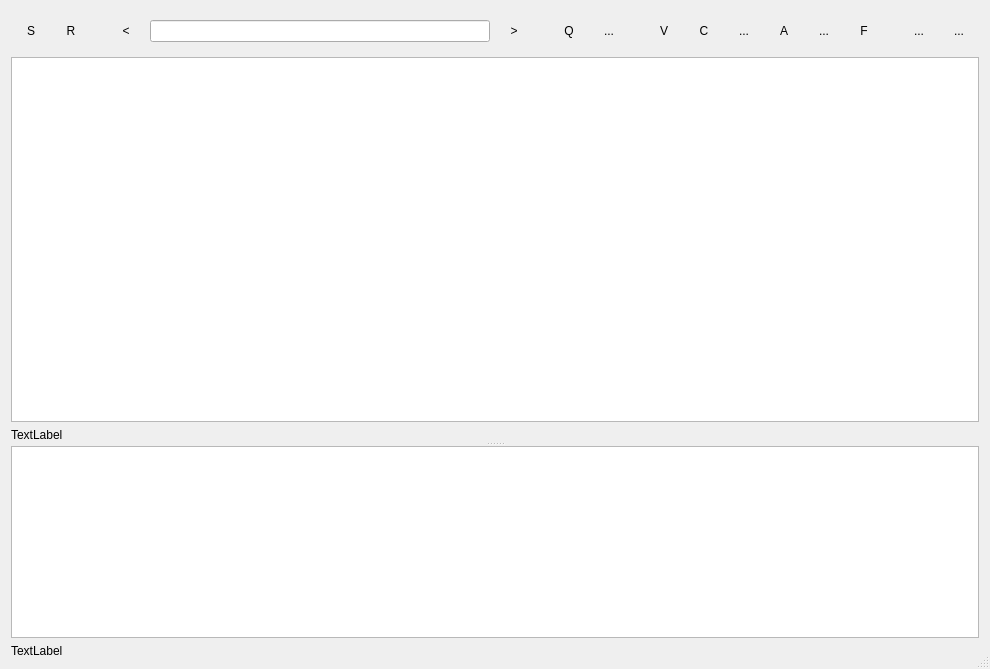
frispete/mp3diags, file mp3diags/src/TagEditor.ui: the form before one commit.
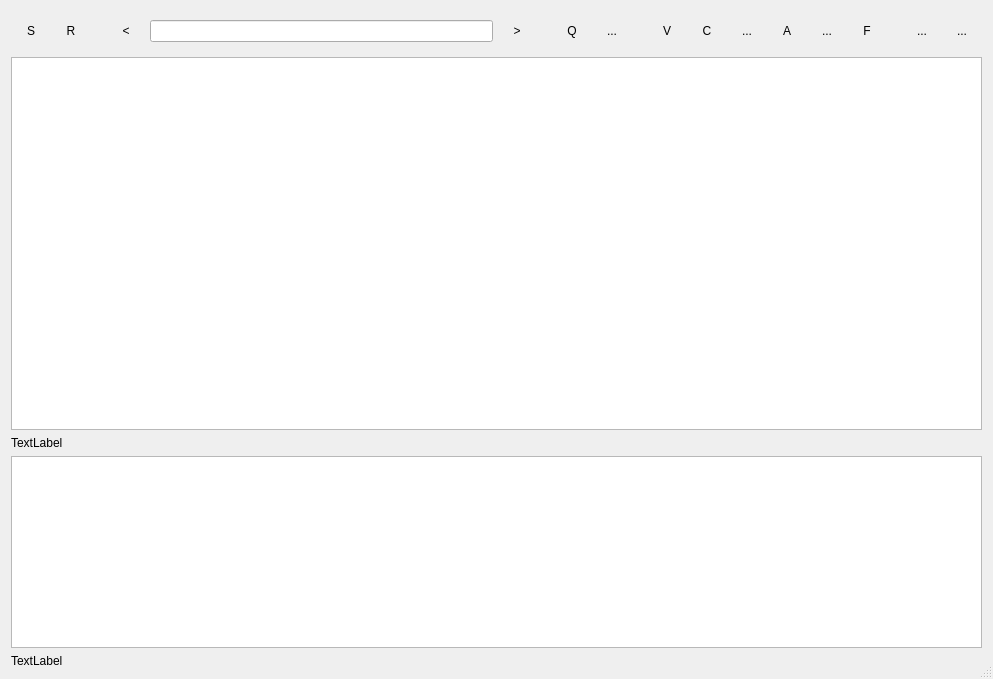
The form after the commit. Icons and pictures are not drawn.

Commit message: 30.09.2009 - 0.99.06.040 - "Various Artists" support - all pictures are shown and can be viewed in full size in "Tag details" - all pictures from a file are shown in the tag editor - patterns in the tag editor may now be disabled - better handling of text frames containing null characters - auto-size for the tag editor's "current file" area - better column widths in the tag editor - improved HTA for Windows build

The edit to the form file:
```diff
--- a/mp3diags/src/TagEditor.ui
+++ b/mp3diags/src/TagEditor.ui
@@ -5,8 +5,8 @@
    <rect>
     <x>0</x>
     <y>0</y>
-    <width>990</width>
-    <height>669</height>
+    <width>993</width>
+    <height>679</height>
    </rect>
   </property>
   <property name="windowTitle" >
@@ -671,52 +671,6 @@
     </widget>
    </item>
    <item>
-    <widget class="QWidget" native="1" name="widget" >
-     <layout class="QHBoxLayout" >
-      <property name="leftMargin" >
-       <number>0</number>
-      </property>
-      <property name="topMargin" >
-       <number>0</number>
-      </property>
-      <property name="rightMargin" >
-       <number>0</number>
-      </property>
-      <property name="bottomMargin" >
-       <number>0</number>
-      </property>
-      <item>
-       <widget class="QWidget" native="1" name="widget_2" >
-        <property name="minimumSize" >
-         <size>
-          <width>400</width>
-          <height>400</height>
-         </size>
-        </property>
-        <layout class="QHBoxLayout" >
-         <property name="leftMargin" >
-          <number>0</number>
-         </property>
-         <property name="topMargin" >
-          <number>0</number>
-         </property>
-         <property name="rightMargin" >
-          <number>0</number>
-         </property>
-         <property name="bottomMargin" >
-          <number>0</number>
-         </property>
-         <item>
-          <widget class="QSplitter" name="m_pTagEdtSplitter" >
-           <property name="sizePolicy" >
-            <sizepolicy vsizetype="Expanding" hsizetype="Expanding" >
-             <horstretch>0</horstretch>
-             <verstretch>0</verstretch>
-            </sizepolicy>
-           </property>
-           <property name="orientation" >
-            <enum>Qt::Vertical</enum>
-           </property>
            <widget class="QWidget" native="1" name="widget_4" >
             <property name="sizePolicy" >
              <sizepolicy vsizetype="Expanding" hsizetype="Preferred" >
@@ -767,6 +721,8 @@
              </item>
             </layout>
            </widget>
+   </item>
+   <item>
            <widget class="QWidget" native="1" name="widget_5" >
             <layout class="QVBoxLayout" >
              <property name="leftMargin" >
@@ -783,6 +739,12 @@
              </property>
              <item>
               <widget class="QTableView" name="m_pCurrentFileG" >
+        <property name="sizePolicy" >
+         <sizepolicy vsizetype="Fixed" hsizetype="Expanding" >
+          <horstretch>0</horstretch>
+          <verstretch>0</verstretch>
+         </sizepolicy>
+        </property>
                <property name="selectionMode" >
                 <enum>QAbstractItemView::NoSelection</enum>
                </property>
@@ -808,13 +770,6 @@
                   <property name="text" >
                    <string>TextLabel</string>
                   </property>
-                 </widget>
-                </item>
-               </layout>
-              </widget>
-             </item>
-            </layout>
-           </widget>
           </widget>
          </item>
         </layout>
```
Lines whose indentation alone changed are shown as unchanged. The commit also changes 60 other files.
